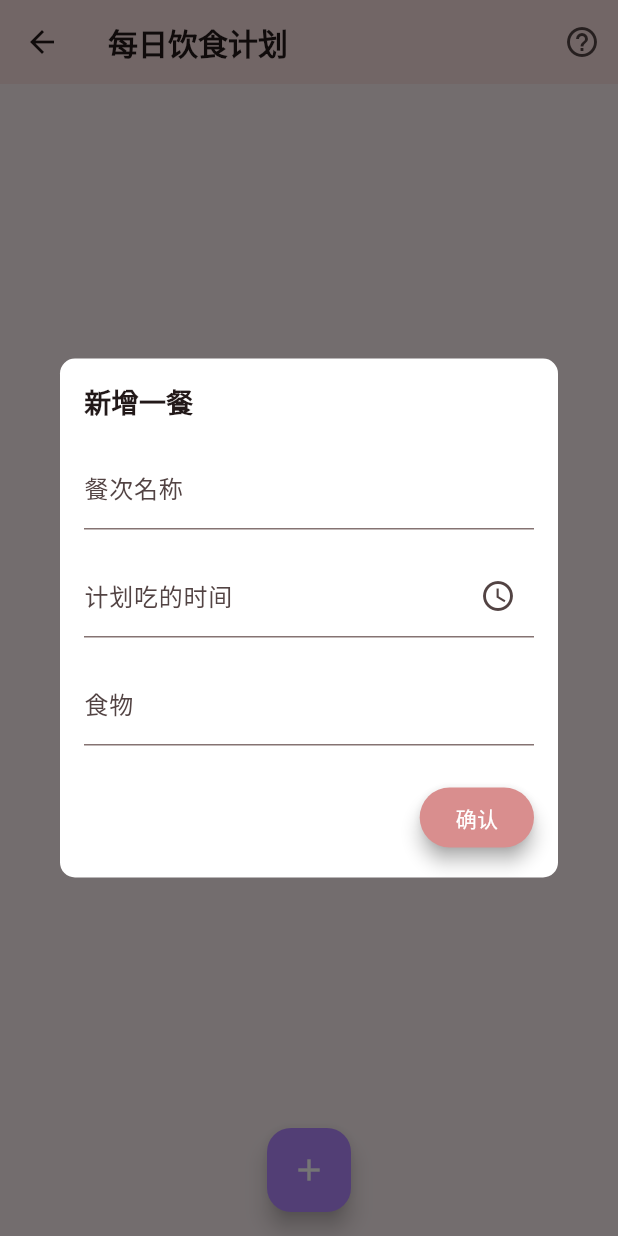
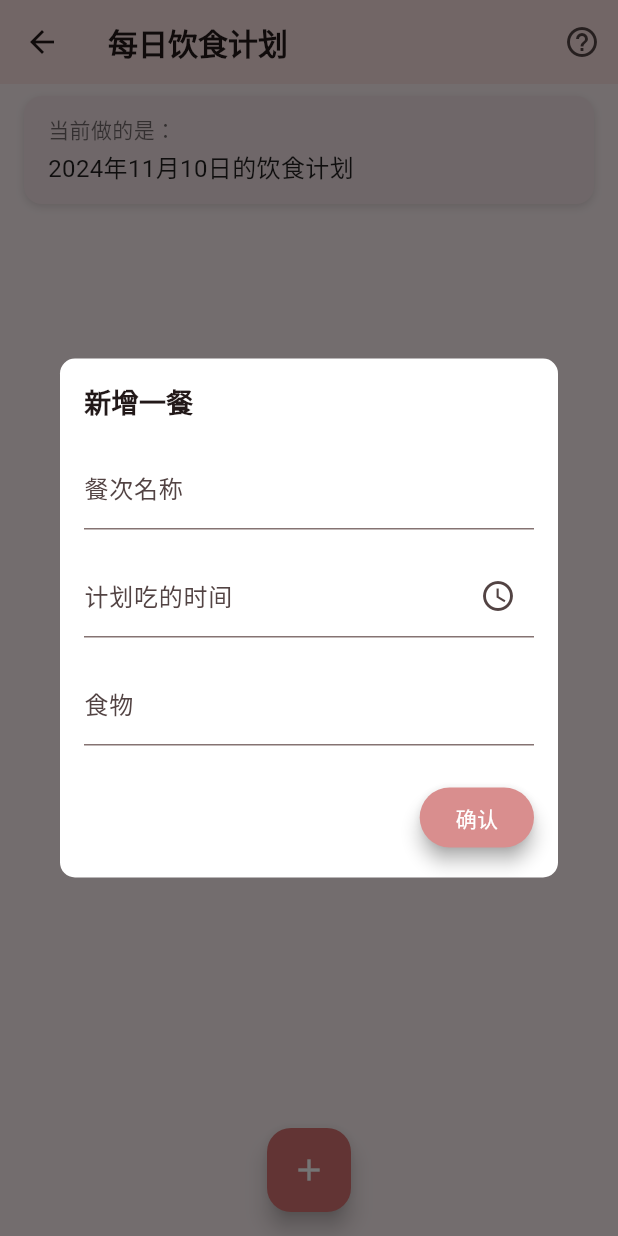
Before and after one commit to meridah7/e-heart-frontend, a Flutter app: the MealPlanningPage screen opened directly with empty values, after a tap on the "add" icon, on a phone screen of 412 x 824 dp. Run offline on Flutter 3.47's test engine with Material 3 defaults, Android fonts, the phone set to English and light mode, and no system bars; our stand-ins replace cached_network_image, carousel_indicator, carousel_slider, charts_flutter, dio, flutter_secure_storage and 3 more; missing offline and left inert: flutter_reorderable_grid_view; accounts and stored records are empty; network calls fail.

Commit message:
feat: adjust meal planning ui

```diff
--- a/lib/Survey/meal_planning_page.dart
+++ b/lib/Survey/meal_planning_page.dart
@@ -17,6 +17,15 @@ class _MealPlanningPageState extends State<MealPlanningPage> {
   String? mealName;
   String? food;
   TextEditingController _timeController = TextEditingController();
+
+  String getMealPlanningDate() {
+    DateTime now = DateTime.now();
+    if (now.hour >= 12) {
+      return DateFormat('yyyy年MM月dd日').format(now.add(Duration(days: 1)));
+    } else {
+      return DateFormat('yyyy年MM月dd日').format(now);
+    }
+  }
 
   void _addCard() {
     _timeController.clear(); // Clear the controller before showing the dialog
@@ -95,6 +104,7 @@ class _MealPlanningPageState extends State<MealPlanningPage> {
                             'food': food!,
                           });
                         });
+                        // TODO: send this info to backend
                         mealName = null;
                         food = null;
                         _timeController.clear();
@@ -166,6 +176,8 @@ class _MealPlanningPageState extends State<MealPlanningPage> {
 
   @override
   Widget build(BuildContext context) {
+    String planningDate = getMealPlanningDate();
+
     return Scaffold(
       backgroundColor: Color(0xfffaeef0), // Custom background color
       appBar: AppBar(
@@ -174,7 +186,7 @@ class _MealPlanningPageState extends State<MealPlanningPage> {
           style: TextStyle(fontSize: 20, fontWeight: FontWeight.bold),
         ),
         backgroundColor:
-            Color(0xfff8dede), // Slightly darker shade for contrast
+            Color(0xfef8dede), // Slightly darker shade for contrast
         actions: [
           IconButton(
             icon: Icon(Icons.help_outline),
@@ -182,21 +194,55 @@ class _MealPlanningPageState extends State<MealPlanningPage> {
           ),
         ],
       ),
-      body: cards.isEmpty
+      body: Column(
+        children: [
+          // Light and Positive Date Section with Subtle Shadow
+          Container(
+            margin: EdgeInsets.symmetric(horizontal: 16.0, vertical: 8.0),
+            padding: EdgeInsets.symmetric(vertical: 12.0, horizontal: 16.0),
+            alignment: Alignment.centerLeft,
+            decoration: BoxDecoration(
+              color: Color.fromARGB(
+                  255, 242, 225, 228), // Light blue with positive energy
+              borderRadius: BorderRadius.circular(12.0),
+              boxShadow: [
+                BoxShadow(
+                  color: Colors.black12,
+                  blurRadius: 4.0,
+                  offset: Offset(0, 2),
+                ),
+              ],
+            ),
+            child: Column(
+              crossAxisAlignment: CrossAxisAlignment.start,
+              children: [
+                Text(
+                  '当前做的是：',
+                  style: TextStyle(fontSize: 14, color: Colors.black54),
+                ),
+                SizedBox(height: 4),
+                Text(
+                  '$planningDate的饮食计划',
+                  style: TextStyle(fontSize: 16, color: Colors.black87),
+                ),
+              ],
+            ),
+          ),
+          // List of Cards Section
+          Expanded(
+            child: cards.isEmpty
                 ? Center(
                     child: Text(
                       '点击底部的 + 按钮开始添加你的饮食计划！',
                       style: TextStyle(fontSize: 16, color: Colors.grey),
                     ),
                   )
-          : Column(
-              children: [
-                Expanded(
-                  child: ListView.builder(
+                : ListView.builder(
                     itemCount: cards.length,
                     itemBuilder: (context, index) {
                       final card = cards[index];
                       return Card(
+                        color: Color(0xffffffff),
                         shape: RoundedRectangleBorder(
                           borderRadius: BorderRadius.circular(12.0),
                         ),
@@ -245,7 +291,7 @@ class _MealPlanningPageState extends State<MealPlanningPage> {
       ),
       floatingActionButton: FloatingActionButton(
         onPressed: _addCard,
-        backgroundColor: Color(0xffb388ff),
+        backgroundColor: Color.fromARGB(255, 213, 114, 113),
         child: Icon(Icons.add, color: Colors.white),
       ),
       floatingActionButtonLocation: FloatingActionButtonLocation.centerFloat,
```
Lines whose indentation alone changed are shown as unchanged.
